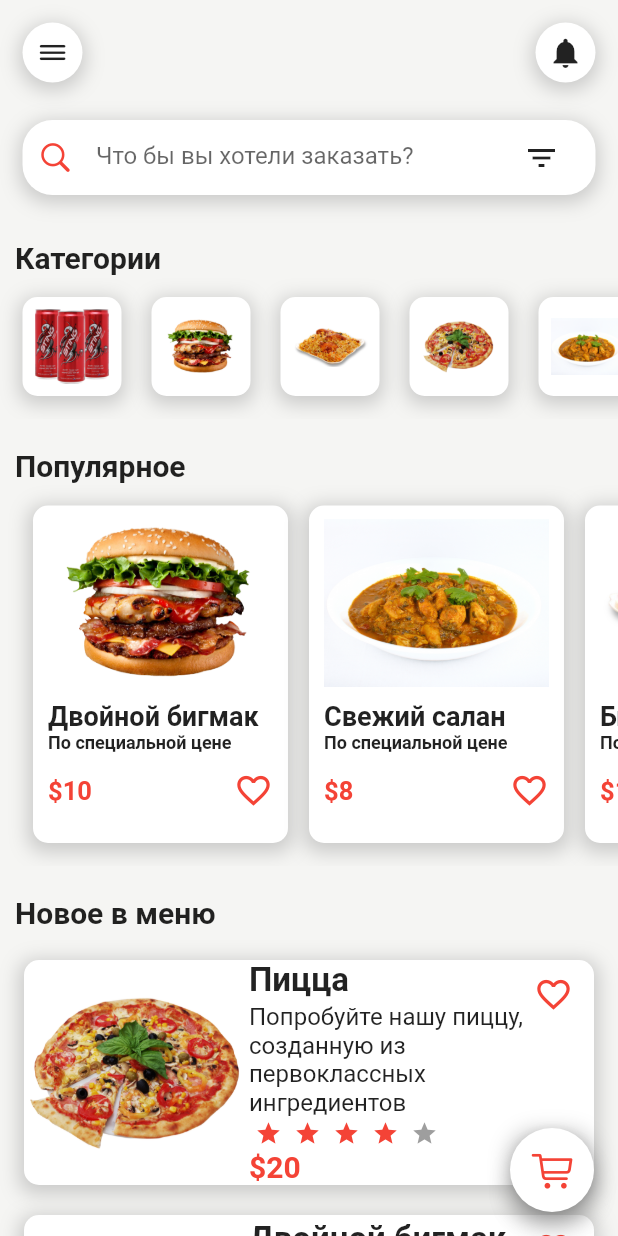
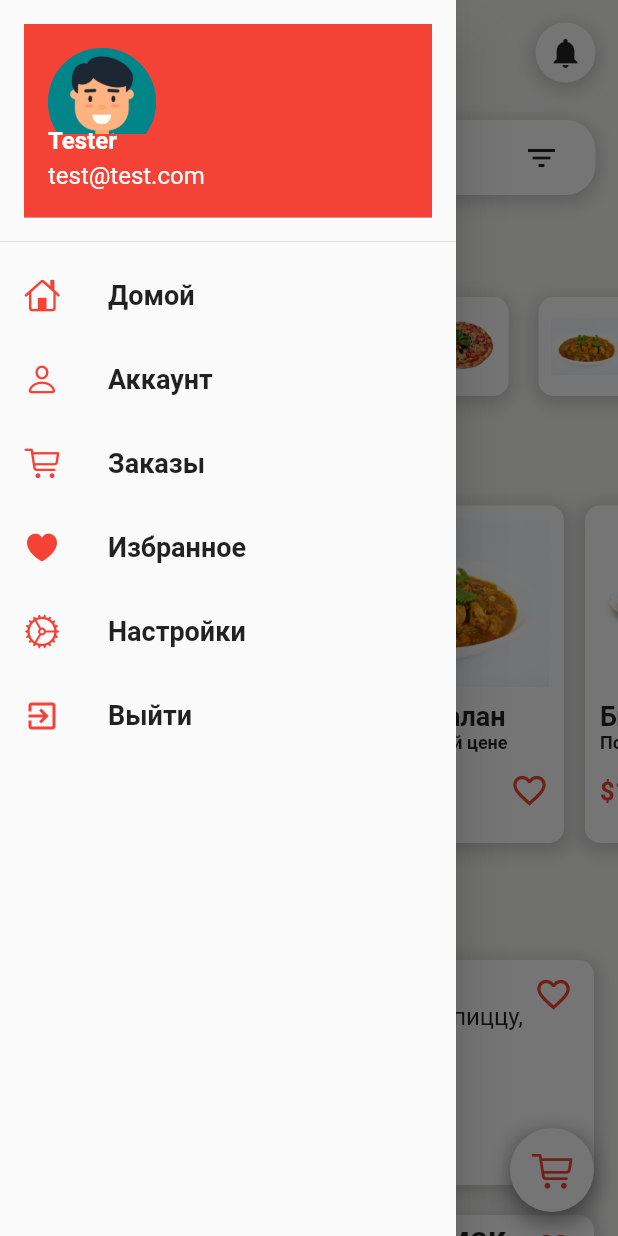
Before and after one commit to closethereport/FoodDeliveryUI, a Flutter app: the screen it shows after launch, after a tap on an icon or button, on a phone screen of 412 x 824 dp. Run offline on Flutter 3.47's test engine with Material 2 defaults, Android fonts, the phone set to English and light mode, and no system bars; drawn by our look-alikes of flutter_rating_bar.

Commit message:
Creating Drawer

```diff
--- a/lib/Widgets/AppBarWidget.dart
+++ b/lib/Widgets/AppBarWidget.dart
@@ -8,7 +8,9 @@ class AppBarWidget extends StatelessWidget {
       padding: EdgeInsets.symmetric(vertical: 15, horizontal: 15),
       child: Row(mainAxisAlignment: MainAxisAlignment.spaceBetween, children: [
         InkWell(
-          onTap: () {},
+          onTap: () {
+            Scaffold.of(context).openDrawer();
+          },
           child: Container(
             padding: EdgeInsets.all(8),
             decoration: BoxDecoration(
--- /dev/null
+++ b/lib/Widgets/DrawerWidget.dart
@@ -0,0 +1,116 @@
+import 'package:flutter/cupertino.dart';
+import 'package:flutter/material.dart';
+
+class DrawerWidget extends StatelessWidget {
+  @override
+  Widget build(BuildContext context) {
+    return Drawer(
+      child: ListView(
+        children: [
+          DrawerHeader(
+            // padding: EdgeInsets.zero,
+            child: UserAccountsDrawerHeader(
+              decoration: BoxDecoration(
+                color: Colors.red,
+              ),
+              accountName: Text(
+                "Tester",
+                style: TextStyle(
+                  fontSize: 16,
+                  fontWeight: FontWeight.bold,
+                ),
+              ),
+              accountEmail: Text(
+                "test@test.com",
+                style: TextStyle(
+                  fontSize: 16,
+                ),
+              ),
+              currentAccountPicture: CircleAvatar(
+                backgroundImage: AssetImage("images/avatar.jpg"),
+              ),
+            ),
+          ),
+          ListTile(
+            leading: Icon(
+              CupertinoIcons.home,
+              color: Colors.red,
+            ),
+            title: Text(
+              "Домой",
+              style: TextStyle(
+                fontSize: 18,
+                fontWeight: FontWeight.bold,
+              ),
+            ),
+          ),
+          ListTile(
+            leading: Icon(
+              CupertinoIcons.person,
+              color: Colors.red,
+            ),
+            title: Text(
+              "Аккаунт",
+              style: TextStyle(
+                fontSize: 18,
+                fontWeight: FontWeight.bold,
+              ),
+            ),
+          ),
+          ListTile(
+            leading: Icon(
+              CupertinoIcons.cart,
+              color: Colors.red,
+            ),
+            title: Text(
+              "Заказы",
+              style: TextStyle(
+                fontSize: 18,
+                fontWeight: FontWeight.bold,
+              ),
+            ),
+          ),
+          ListTile(
+            leading: Icon(
+              CupertinoIcons.heart_fill,
+              color: Colors.red,
+            ),
+            title: Text(
+              "Избранное",
+              style: TextStyle(
+                fontSize: 18,
+                fontWeight: FontWeight.bold,
+              ),
+            ),
+          ),
+          ListTile(
+            leading: Icon(
+              CupertinoIcons.settings,
+              color: Colors.red,
+            ),
+            title: Text(
+              "Настройки",
+              style: TextStyle(
+                fontSize: 18,
+                fontWeight: FontWeight.bold,
+              ),
+            ),
+          ),
+          ListTile(
+            leading: Icon(
+              Icons.exit_to_app,
+              color: Colors.red,
+            ),
+            title: Text(
+              "Выйти",
+              style: TextStyle(
+                fontSize: 18,
+                fontWeight: FontWeight.bold,
+              ),
+            ),
+          ),
+        ],
+      ),
+    );
+  }
+}
--- a/lib/main.dart
+++ b/lib/main.dart
@@ -6,16 +6,15 @@ void main() {
 }
 
 class MyApp extends StatelessWidget {
-
   @override
   Widget build(BuildContext context) {
     return MaterialApp(
         title: "FoodApp",
         debugShowCheckedModeBanner: false,
-        theme: ThemeData(scaffoldBackgroundColor: Color(0xFFF5F5F3)
-        ),
+        theme: ThemeData(scaffoldBackgroundColor: Color(0xFFF5F5F3)),
         routes: {
           "/": (context) => HomePage(),
+          "cartPage": (context) => CartPage(),
         });
   }
 }
--- a/lib/pages/HomePage.dart
+++ b/lib/pages/HomePage.dart
@@ -3,6 +3,7 @@ import 'package:flutter/material.dart';
 
 import '../Widgets/AppBarWidget.dart';
 import '../Widgets/CategoriesWidget.dart';
+import '../Widgets/DrawerWidget.dart';
 import '../Widgets/NewestItemsWidget.dart';
 import '../Widgets/PopularItemsWidget.dart';
 
@@ -90,7 +91,7 @@ class HomePage extends StatelessWidget {
           NewestItemsWidget(),
         ],
       ),
-      //drawer: ,
+      drawer: DrawerWidget(),
       floatingActionButton: Container(
         decoration:
             BoxDecoration(borderRadius: BorderRadius.circular(20), boxShadow: [
```
